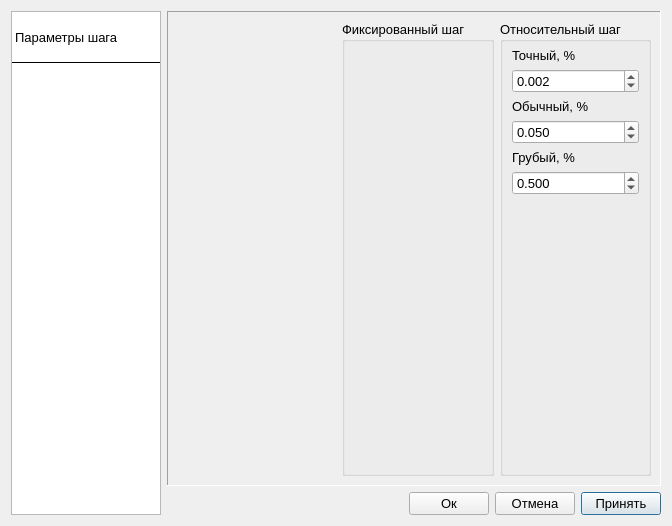
This is ui/settings_form.ui in irsural/clb_autocalibration as Qt 5 draws it before an edit. The edited form follows.
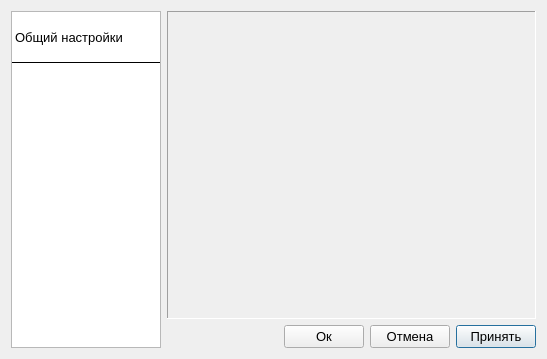
This is the edited form. Icons and pictures are not drawn.

What changed in the file:
```diff
--- a/ui/settings_form.ui
+++ b/ui/settings_form.ui
@@ -6,8 +6,8 @@
    <rect>
     <x>0</x>
     <y>0</y>
-    <width>672</width>
-    <height>526</height>
+    <width>547</width>
+    <height>359</height>
    </rect>
   </property>
   <property name="sizePolicy">
@@ -28,8 +28,8 @@
    <iconset resource="../resources/icons.qrc">
     <normaloff>:/icons/icons/settings.png</normaloff>:/icons/icons/settings.png</iconset>
   </property>
-  <layout class="QHBoxLayout" name="horizontalLayout">
-   <item>
+  <layout class="QGridLayout" name="gridLayout">
+   <item row="0" column="0">
     <widget class="QWidget" name="layout" native="true">
      <property name="sizePolicy">
       <sizepolicy hsizetype="Fixed" vsizetype="Preferred">
@@ -114,7 +114,7 @@
         </property>
         <item>
          <property name="text">
-          <string>Параметры шага</string>
+          <string>Общий настройки</string>
          </property>
         </item>
        </widget>
@@ -122,7 +122,7 @@
      </layout>
     </widget>
    </item>
-   <item>
+   <item row="0" column="1">
     <layout class="QVBoxLayout" name="verticalLayout_3">
      <item>
       <widget class="QFrame" name="frame">
@@ -150,132 +150,7 @@
           <property name="currentIndex">
            <number>0</number>
           </property>
-          <widget class="QWidget" name="step_parameters_page">
-           <layout class="QHBoxLayout" name="horizontalLayout_3">
-            <item>
-             <spacer name="horizontalSpacer_2">
-              <property name="orientation">
-               <enum>Qt::Horizontal</enum>
-              </property>
-              <property name="sizeHint" stdset="0">
-               <size>
-                <width>40</width>
-                <height>20</height>
-               </size>
-              </property>
-             </spacer>
-            </item>
-            <item>
-             <widget class="QGroupBox" name="fixed_range_groupbox">
-              <property name="sizePolicy">
-               <sizepolicy hsizetype="Preferred" vsizetype="Preferred">
-                <horstretch>0</horstretch>
-                <verstretch>0</verstretch>
-               </sizepolicy>
-              </property>
-              <property name="title">
-               <string>Фиксированный шаг</string>
-              </property>
-              <layout class="QVBoxLayout" name="edit_fixed_step_widget_layout"/>
-             </widget>
-            </item>
-            <item>
-             <layout class="QVBoxLayout" name="verticalLayout_4">
-              <item>
-               <widget class="QGroupBox" name="verticalGroupBox_2">
-                <property name="whatsThis">
-                 <string>Относительный шаг устанавливается в процентах от максимума шкалы поверяемого прибора</string>
-                </property>
-                <property name="title">
-                 <string>Относительный шаг</string>
-                </property>
-                <layout class="QVBoxLayout" name="verticalLayout_5">
-                 <property name="topMargin">
-                  <number>6</number>
-                 </property>
-                 <property name="bottomMargin">
-                  <number>6</number>
-                 </property>
-                 <item>
-                  <widget class="QLabel" name="label">
-                   <property name="text">
-                    <string>Точный, %</string>
-                   </property>
-                  </widget>
-                 </item>
-                 <item>
-                  <widget class="QDoubleSpinBox" name="exact_step_spinbox">
-                   <property name="decimals">
-                    <number>3</number>
-                   </property>
-                   <property name="maximum">
-                    <double>100.000000000000000</double>
-                   </property>
-                   <property name="value">
-                    <double>0.002000000000000</double>
-                   </property>
-                  </widget>
-                 </item>
-                 <item>
-                  <widget class="QLabel" name="label_2">
-                   <property name="text">
-                    <string>Обычный, %</string>
-                   </property>
-                  </widget>
-                 </item>
-                 <item>
-                  <widget class="QDoubleSpinBox" name="common_step_spinbox">
-                   <property name="decimals">
-                    <number>3</number>
-                   </property>
-                   <property name="maximum">
-                    <double>100.000000000000000</double>
-                   </property>
-                   <property name="value">
-                    <double>0.050000000000000</double>
-                   </property>
-                  </widget>
-                 </item>
-                 <item>
-                  <widget class="QLabel" name="label_3">
-                   <property name="text">
-                    <string>Грубый, %</string>
-                   </property>
-                  </widget>
-                 </item>
-                 <item>
-                  <widget class="QDoubleSpinBox" name="rough_step_spinbox">
-                   <property name="decimals">
-                    <number>3</number>
-                   </property>
-                   <property name="maximum">
-                    <double>100.000000000000000</double>
-                   </property>
-                   <property name="value">
-                    <double>0.500000000000000</double>
-                   </property>
-                  </widget>
-                 </item>
-                 <item>
-                  <spacer name="verticalSpacer">
-                   <property name="orientation">
-                    <enum>Qt::Vertical</enum>
-                   </property>
-                   <property name="sizeHint" stdset="0">
-                    <size>
-                     <width>20</width>
-                     <height>40</height>
-                    </size>
-                   </property>
-                  </spacer>
-                 </item>
-                </layout>
-               </widget>
-              </item>
-             </layout>
-            </item>
-           </layout>
-          </widget>
+          <widget class="QWidget" name="step_parameters_page"/>
          </widget>
         </item>
        </layout>
```
